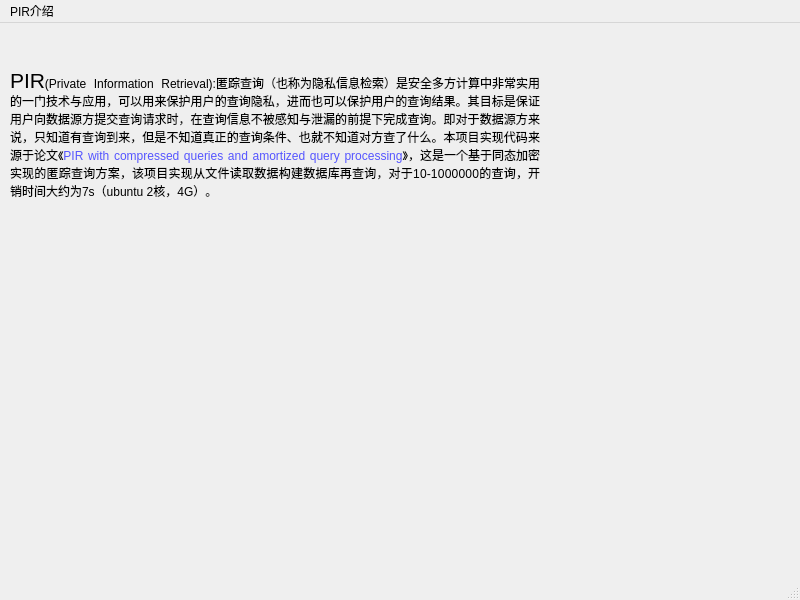
xiansongq/privacy_computing, file src/frontend/cpp/page10.ui: the form before one commit.
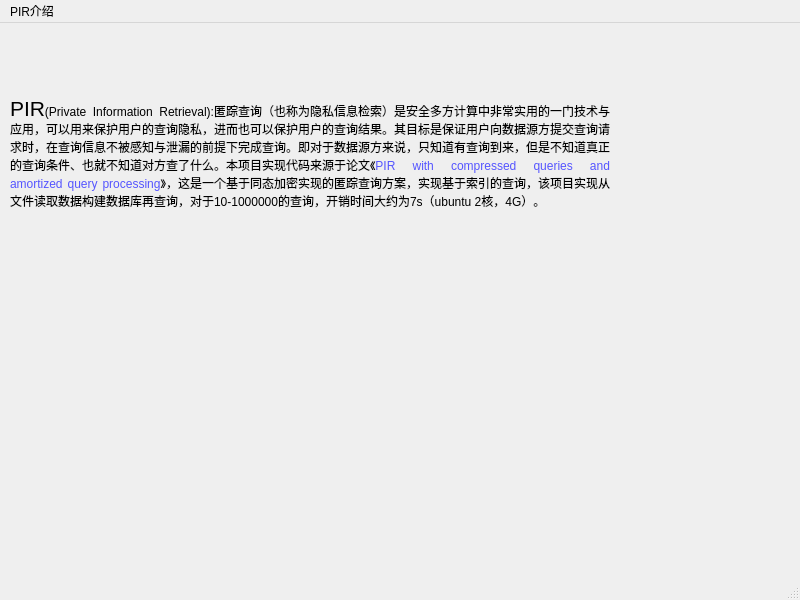
The form after the commit.

The edit to the form file:
```diff
--- a/src/frontend/cpp/page10.ui
+++ b/src/frontend/cpp/page10.ui
@@ -18,13 +18,13 @@
     <property name="geometry">
      <rect>
       <x>10</x>
-      <y>5</y>
-      <width>530</width>
-      <height>212</height>
+      <y>10</y>
+      <width>600</width>
+      <height>240</height>
      </rect>
     </property>
     <property name="text">
-     <string>&lt;html&gt;&lt;head/&gt;&lt;body&gt;&lt;p align=&quot;justify&quot;&gt;&lt;span style=&quot; font-size:16pt;&quot;&gt;PIR&lt;/span&gt;(Private Information Retrieval):匿踪查询（也称为隐私信息检索）是安全多方计算中非常实用的一门技术与应用，可以用来保护用户的查询隐私，进而也可以保护用户的查询结果。其目标是保证用户向数据源方提交查询请求时，在查询信息不被感知与泄漏的前提下完成查询。即对于数据源方来说，只知道有查询到来，但是不知道真正的查询条件、也就不知道对方查了什么。本项目实现代码来源于论文《&lt;span style=&quot; color:#5555ff;&quot;&gt;PIR with compressed queries and amortized query processing&lt;/span&gt;》，这是一个基于同态加密实现的匿踪查询方案，该项目实现从文件读取数据构建数据库再查询，对于10-1000000的查询，开销时间大约为7s（ubuntu 2核，4G）。 &lt;/p&gt;&lt;/body&gt;&lt;/html&gt;</string>
+     <string>&lt;html&gt;&lt;head/&gt;&lt;body&gt;&lt;p align=&quot;justify&quot;&gt;&lt;span style=&quot; font-size:16pt;&quot;&gt;PIR&lt;/span&gt;(Private Information Retrieval):匿踪查询（也称为隐私信息检索）是安全多方计算中非常实用的一门技术与应用，可以用来保护用户的查询隐私，进而也可以保护用户的查询结果。其目标是保证用户向数据源方提交查询请求时，在查询信息不被感知与泄漏的前提下完成查询。即对于数据源方来说，只知道有查询到来，但是不知道真正的查询条件、也就不知道对方查了什么。本项目实现代码来源于论文《&lt;span style=&quot; color:#5555ff;&quot;&gt;PIR with compressed queries and amortized query processing&lt;/span&gt;》，这是一个基于同态加密实现的匿踪查询方案，实现基于索引的查询，该项目实现从文件读取数据构建数据库再查询，对于10-1000000的查询，开销时间大约为7s（ubuntu 2核，4G）。 &lt;/p&gt;&lt;/body&gt;&lt;/html&gt;</string>
     </property>
     <property name="wordWrap">
      <bool>true</bool>
```
